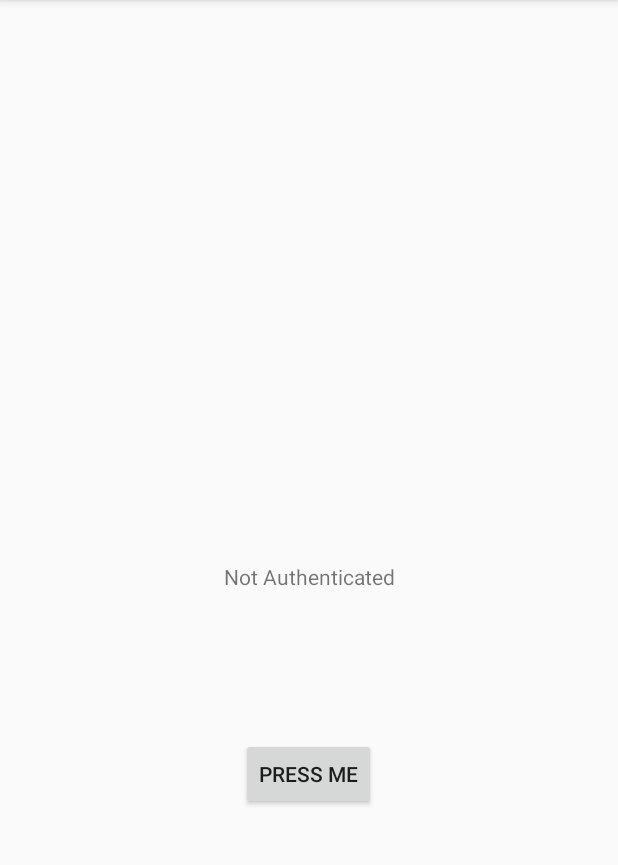
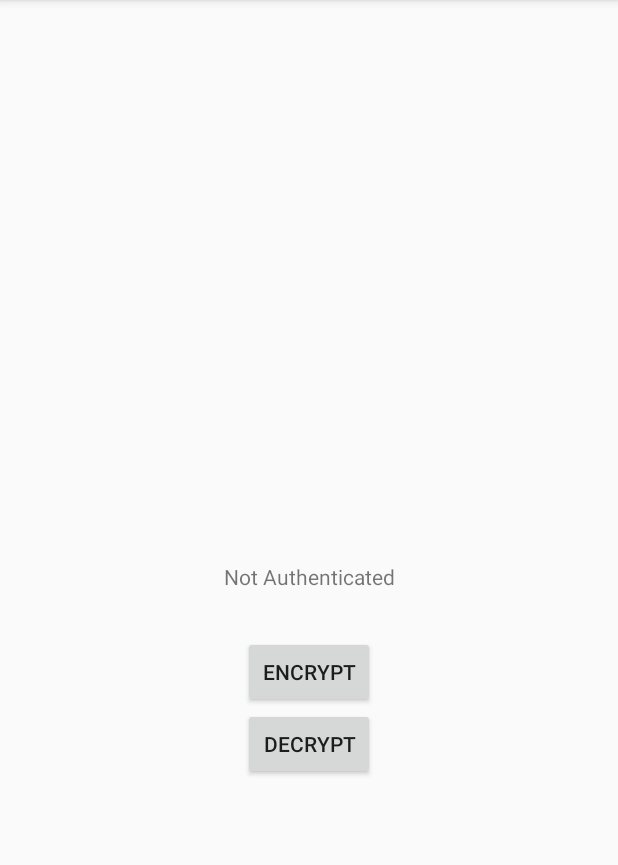
Before and after one commit to arbitraryrw/biometric-prompt-demo, an Android app: the screen it shows after launch (MainActivity), on a phone screen of 412 x 824 dp, the part 84-949 px from its top. Run offline under Robolectric (Android 15) with nearby library versions, the phone set to English and light mode, and no system bars; pictures from the network do not load; 3 statements that could not run were skipped.

Commit message:
Adding button UI component and linking in code

```diff
--- a/app/src/main/java/com/example/biometricpromptdemo/MainActivity.kt
+++ b/app/src/main/java/com/example/biometricpromptdemo/MainActivity.kt
@@ -43,7 +43,8 @@ class MainActivity : AppCompatActivity() {
         setContentView(R.layout.activity_main)
 
         val authResultTextView = findViewById<TextView>(R.id.authResultTextView)
-        val mainButton = findViewById<Button>(R.id.mainButton)
+        val encryptButton = findViewById<Button>(R.id.encryptButton)
+        val decryptButton = findViewById<Button>(R.id.decryptButton)
 
         authResultTextView.setText("Not Authenticated")
 
@@ -65,7 +66,8 @@ class MainActivity : AppCompatActivity() {
                 // credential, such as a new fingerprint. Can call this method only
                 // on Android 7.0 (API level 24) or higher. The variable
                 // "invalidatedByBiometricEnrollment" is true by default.
-//                .setInvalidatedByBiometricEnrollment(true)
+                .setInvalidatedByBiometricEnrollment(true)
+                //.setUserAuthenticationValidityDurationSeconds()
                 .build())
         }
         else{
@@ -78,8 +80,11 @@ class MainActivity : AppCompatActivity() {
                 .build())
         }
 
-        mainButton.setOnClickListener {
+        encryptButton.setOnClickListener {
+            println("ENCRYPTING - canary")
+        }
 
+        decryptButton.setOnClickListener {
             when (biometricManager.canAuthenticate()) {
                 BiometricManager.BIOMETRIC_SUCCESS ->
                     performBiometricAuthentication()
--- a/app/src/main/res/layout/activity_main.xml
+++ b/app/src/main/res/layout/activity_main.xml
@@ -17,14 +17,26 @@
         app:layout_constraintTop_toTopOf="parent" />
 
     <Button
-        android:id="@+id/mainButton"
+        android:id="@+id/encryptButton"
         android:layout_width="wrap_content"
         android:layout_height="wrap_content"
-        android:layout_marginBottom="228dp"
-        android:text="Press Me"
+        android:layout_marginBottom="296dp"
+        android:text="Encrypt"
         app:layout_constraintBottom_toBottomOf="parent"
-        app:layout_constraintHorizontal_bias="0.498"
+        app:layout_constraintHorizontal_bias="0.500"
         app:layout_constraintLeft_toLeftOf="parent"
         app:layout_constraintRight_toRightOf="parent" />
 
+    <Button
+        android:id="@+id/decryptButton"
+        android:layout_width="wrap_content"
+        android:layout_height="wrap_content"
+        android:layout_marginBottom="248dp"
+        android:text="Decrypt"
+        app:layout_constraintBottom_toBottomOf="parent"
+        app:layout_constraintHorizontal_bias="0.500"
+        app:layout_constraintLeft_toLeftOf="parent"
+        app:layout_constraintRight_toRightOf="parent" />
+
+
 </androidx.constraintlayout.widget.ConstraintLayout>
```
